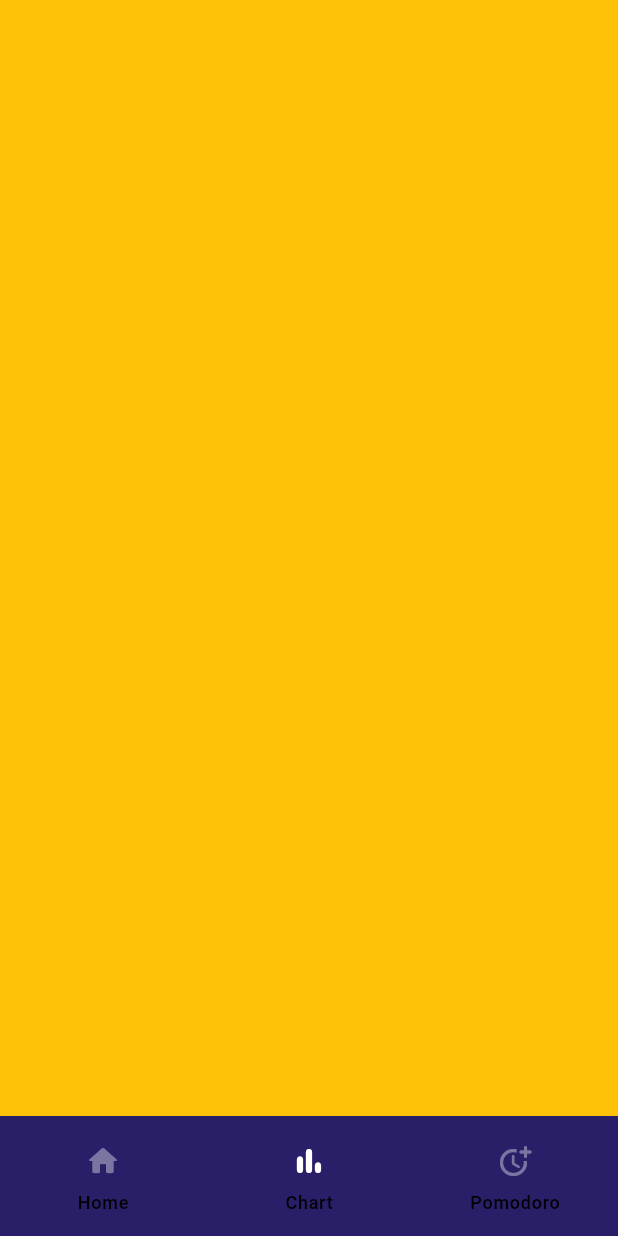
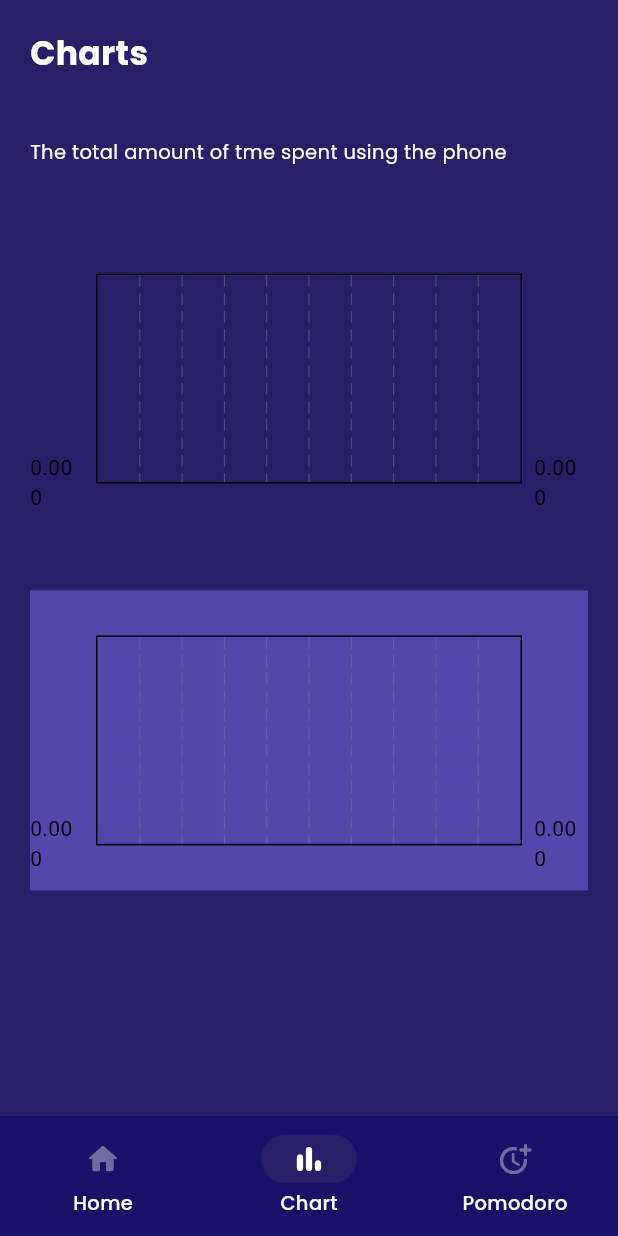
Before and after one commit to kevinhectorngetich/smartcare, a Flutter app: the screen it shows after launch, item 2 of the bottom bar chosen, on a phone screen of 412 x 824 dp. Run offline on Flutter 3.47's test engine with Material 2 defaults, Android fonts, the light colour scheme and no system bars; drawn by our look-alikes of fl_chart.

Commit message:
feat: started chart section

```diff
--- a/lib/constants/constants.dart
+++ b/lib/constants/constants.dart
@@ -3,3 +3,4 @@ import 'package:flutter/material.dart';
 const Color mybackgroundPurple = Color(0xFF281F68);
 const Color myprimaryColorLightpurple = Color(0xFF994EC8);
 const Color myContainerLightpurple = Color(0xFF5446AB);
+const Color mybottomNavigationPurple = Color(0xFF191269);
--- a/lib/constants/text_style.dart
+++ b/lib/constants/text_style.dart
@@ -5,6 +5,12 @@ const kpageTitleStyle = TextStyle(
   fontFamily: 'Poppins',
   fontSize: 22.0,
   fontWeight: FontWeight.bold,
+  color: Colors.white,
+);
+const kpageBodyStyle = TextStyle(
+  fontFamily: 'Poppins',
+  fontSize: 13.0,
+  fontWeight: FontWeight.w400,
   color: Colors.white,
 );
 
--- a/lib/screens/charts.dart
+++ b/lib/screens/charts.dart
@@ -1,4 +1,7 @@
+import 'package:fl_chart/fl_chart.dart';
 import 'package:flutter/material.dart';
+import 'package:smartcare/constants/constants.dart';
+import 'package:smartcare/constants/text_style.dart';
 
 class ChartScreen extends StatefulWidget {
   const ChartScreen({super.key});
@@ -10,8 +13,52 @@ class ChartScreen extends StatefulWidget {
 class _ChartScreenState extends State<ChartScreen> {
   @override
   Widget build(BuildContext context) {
-    return Container(
-      color: Colors.amber,
+    double paddingHeight = MediaQuery.of(context).size.height * 0.05;
+
+    return Scaffold(
+      backgroundColor: mybackgroundPurple,
+      body: SafeArea(
+        child: SingleChildScrollView(
+          child: Padding(
+            padding: const EdgeInsets.all(20.0),
+            child: Column(
+              crossAxisAlignment: CrossAxisAlignment.start,
+              children: [
+                const Text(
+                  'Charts',
+                  style: kpageTitleStyle,
+                ),
+                SizedBox(
+                  height: paddingHeight,
+                ),
+                const Text(
+                  'The total amount of tme spent using the phone',
+                  style: kpageBodyStyle,
+                ),
+                SizedBox(
+                  height: paddingHeight,
+                ),
+                Container(
+                  height: 200,
+                  child: BarChart(
+                    BarChartData(),
+                  ),
+                ),
+                SizedBox(
+                  height: paddingHeight,
+                ),
+                Container(
+                  height: 200,
+                  color: myContainerLightpurple,
+                  child: BarChart(
+                    BarChartData(),
+                  ),
+                ),
+              ],
+            ),
+          ),
+        ),
+      ),
     );
   }
 }
--- a/lib/screens/home_screen.dart
+++ b/lib/screens/home_screen.dart
@@ -1,5 +1,6 @@
 import 'package:flutter/material.dart';
 import 'package:smartcare/constants/constants.dart';
+import 'package:smartcare/constants/text_style.dart';
 import 'package:smartcare/screens/charts.dart';
 import 'package:smartcare/screens/pomodoro.dart';
 import 'package:smartcare/screens/smartcare.dart';
@@ -25,8 +26,9 @@ class _HomeScreenState extends State<HomeScreen> {
     return Scaffold(
       body: screens[currentIndex],
       bottomNavigationBar: NavigationBarTheme(
-        data: const NavigationBarThemeData(
+        data: NavigationBarThemeData(
           indicatorColor: mybackgroundPurple,
+          labelTextStyle: MaterialStateProperty.all(kparagrapghStyle),
           // indicatorColor: ,
         ),
         child: NavigationBar(
@@ -36,7 +38,7 @@ class _HomeScreenState extends State<HomeScreen> {
               currentIndex = index;
             });
           },
-          backgroundColor: mybackgroundPurple,
+          backgroundColor: mybottomNavigationPurple,
           destinations: const [
             NavigationDestination(
               selectedIcon: Icon(Icons.home_rounded),
--- a/lib/screens/smartcare.dart
+++ b/lib/screens/smartcare.dart
@@ -180,8 +180,6 @@ class _SmartCareScreenState extends State<SmartCareScreen> {
           ),
         ),
       ),
-      floatingActionButton: FloatingActionButton(
-          onPressed: () {}, child: const Icon(Icons.ac_unit)),
     );
   }
 }
--- a/pubspec.yaml
+++ b/pubspec.yaml
@@ -35,6 +35,7 @@ dependencies:
   # The following adds the Cupertino Icons font to your application.
   # Use with the CupertinoIcons class for iOS style icons.
   cupertino_icons: ^1.0.2
+  fl_chart: ^0.60.0
 
 dev_dependencies:
   flutter_test:
```
Also changed, not shown: pubspec.lock.
